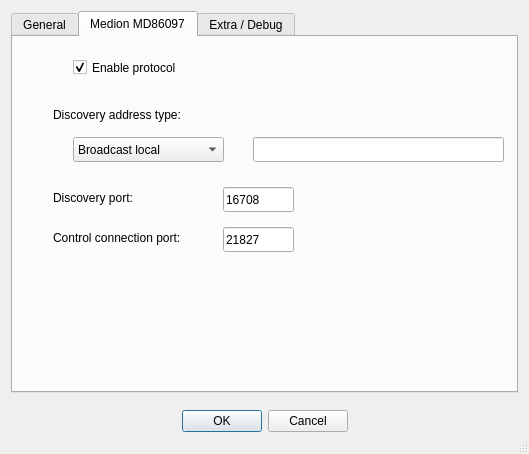
First picture: the form in trunk/src/preferencesbox.ui, repository BackupTheBerlios/wusbethernet-svn, before the edit.
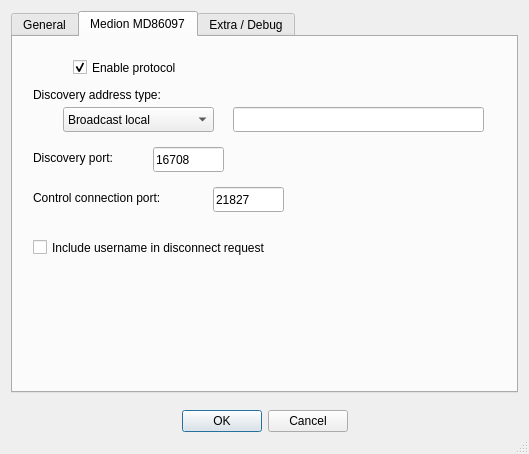
Second picture: the form after the edit. The open tabs and pages were chosen to show the change.

Commit message: Implemented "disconnect request for device" by context menu, minor bugfixes, refactoring to support modulization (to be cont.)

The edit to the form file:
```diff
--- a/trunk/src/preferencesbox.ui
+++ b/trunk/src/preferencesbox.ui
@@ -139,8 +139,8 @@
         <widget class="QComboBox" name="comboBox_2">
          <property name="geometry">
           <rect>
-           <x>60</x>
-           <y>100</y>
+           <x>50</x>
+           <y>70</y>
            <width>151</width>
            <height>25</height>
           </rect>
@@ -184,8 +184,8 @@
         <widget class="QLabel" name="label_2">
          <property name="geometry">
           <rect>
-           <x>40</x>
-           <y>70</y>
+           <x>20</x>
+           <y>50</y>
            <width>181</width>
            <height>16</height>
           </rect>
@@ -200,8 +200,8 @@
         <widget class="QLineEdit" name="lineEdit">
          <property name="geometry">
           <rect>
-           <x>240</x>
-           <y>100</y>
+           <x>220</x>
+           <y>70</y>
            <width>251</width>
            <height>25</height>
           </rect>
@@ -213,8 +213,8 @@
         <widget class="QLabel" name="label_6">
          <property name="geometry">
           <rect>
-           <x>40</x>
-           <y>150</y>
+           <x>20</x>
+           <y>110</y>
            <width>111</width>
            <height>21</height>
           </rect>
@@ -226,8 +226,8 @@
         <widget class="QLineEdit" name="lineEdit_3">
          <property name="geometry">
           <rect>
-           <x>210</x>
-           <y>150</y>
+           <x>140</x>
+           <y>110</y>
            <width>71</width>
            <height>25</height>
           </rect>
@@ -245,8 +245,8 @@
         <widget class="QLabel" name="label_7">
          <property name="geometry">
           <rect>
-           <x>40</x>
-           <y>190</y>
+           <x>20</x>
+           <y>150</y>
            <width>171</width>
            <height>21</height>
           </rect>
@@ -258,8 +258,8 @@
         <widget class="QLineEdit" name="lineEdit_4">
          <property name="geometry">
           <rect>
-           <x>210</x>
-           <y>190</y>
+           <x>200</x>
+           <y>150</y>
            <width>71</width>
            <height>25</height>
           </rect>
@@ -274,6 +274,31 @@
           <number>5</number>
          </property>
         </widget>
+        <widget class="QCheckBox" name="checkBox_6">
+         <property name="geometry">
+          <rect>
+           <x>20</x>
+           <y>200</y>
+           <width>301</width>
+           <height>21</height>
+          </rect>
+         </property>
+         <property name="toolTip">
+          <string>&lt;!DOCTYPE HTML PUBLIC &quot;-//W3C//DTD HTML 4.0//EN&quot; &quot;http://www.w3.org/TR/REC-html40/strict.dtd&quot;&gt;
+&lt;html&gt;&lt;head&gt;&lt;meta name=&quot;qrichtext&quot; content=&quot;1&quot; /&gt;&lt;style type=&quot;text/css&quot;&gt;
+p, li { white-space: pre-wrap; }
+&lt;/style&gt;&lt;/head&gt;&lt;body style=&quot; font-family:'Sans Serif'; font-size:9pt; font-weight:400; font-style:normal;&quot;&gt;
+&lt;table style=&quot;-qt-table-type: root; margin-top:4px; margin-bottom:4px; margin-left:4px; margin-right:4px;&quot;&gt;
+&lt;tr&gt;
+&lt;td style=&quot;border: none;&quot;&gt;
+&lt;p style=&quot; margin-top:0px; margin-bottom:0px; margin-left:0px; margin-right:0px; -qt-block-indent:0; text-indent:0px;&quot;&gt;Include username additional to hostname &lt;/p&gt;
+&lt;p style=&quot; margin-top:0px; margin-bottom:0px; margin-left:0px; margin-right:0px; -qt-block-indent:0; text-indent:0px;&quot;&gt;in disconnect request - like &lt;span style=&quot; font-style:italic;&quot;&gt;name@host&lt;/span&gt;.&lt;/p&gt;
+&lt;p style=&quot; margin-top:0px; margin-bottom:0px; margin-left:0px; margin-right:0px; -qt-block-indent:0; text-indent:0px;&quot;&gt;(for devices connected to different hosts)&lt;/p&gt;&lt;/td&gt;&lt;/tr&gt;&lt;/table&gt;&lt;/body&gt;&lt;/html&gt;</string>
+         </property>
+         <property name="text">
+          <string>Include username in disconnect request</string>
+         </property>
+        </widget>
        </widget>
        <widget class="QWidget" name="tab">
         <attribute name="title">
```
The commit also changes 15 other files.
